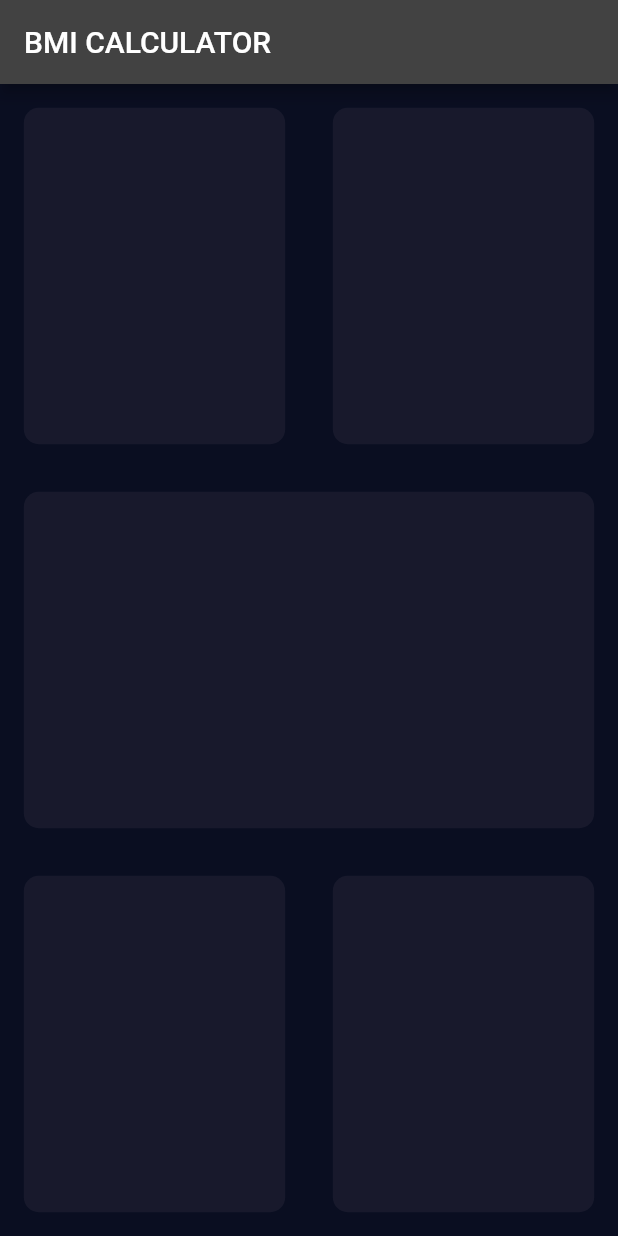
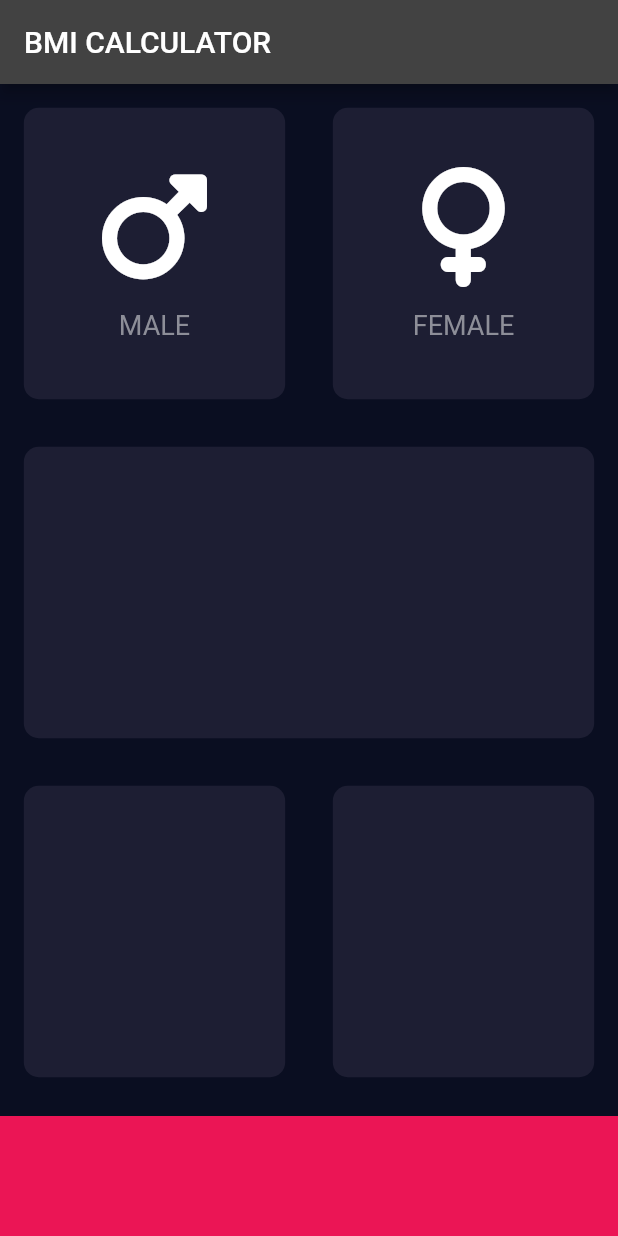
Before and after one commit to hammadyousuf/bmi_weight_managment_flutter, a Flutter app: the screen it shows after launch, on a phone screen of 412 x 824 dp. Run offline on Flutter 3.47's test engine with Material 2 defaults, Android fonts, the phone set to English and light mode, and no system bars; our stand-ins replace font_awesome_flutter.

Commit message:
extract files

```diff
--- a/lib/Imput_page.dart
+++ b/lib/Imput_page.dart
@@ -1,61 +1,70 @@
 import 'package:flutter/material.dart';
+import 'icon_content.dart';
+import 'package:bmi_weight_managment_flutter/reusable_card.dart';
+import 'package:font_awesome_flutter/font_awesome_flutter.dart';
+
+const bottomContainerHeight = 80.0;
+const activeCardColour = Color(0xFF1D1E33);
+const bottomContainerColour = Color(0xFFEB1555);
+
 class InputPage extends StatefulWidget {
   @override
   _InputPageState createState() => _InputPageState();
 }
+
 class _InputPageState extends State<InputPage> {
   @override
   Widget build(BuildContext context) {
     return Scaffold(
         appBar: AppBar(
-
           title: Text('BMI CALCULATOR'),
-
         ),
-      body:Column(
+        body: Column(
           children: <Widget>[
-          Expanded(child:Row(
+            Expanded(
+                child: Row(
               children: <Widget>[
-          Expanded(child:ReusableCard(colour: Color(0xFF1D1E3),)
+                Expanded(
+                    child: ReusableCard(
+                        colour: activeCardColour,
+                        cardChild: IconsContent(icon: FontAwesomeIcons.mars,
+                        label: 'MALE',
+                        )
+                    )),
+                Expanded(
+                    child: ReusableCard(
+                  colour: activeCardColour,
+                      cardChild: IconsContent(
+                        icon: FontAwesomeIcons.venus,
+                        label: 'FEMALE',
                       ),
-      Expanded(child:ReusableCard(colour: Color(0xFF1D1E3),)
-      ),
+                )),
               ],
             )),
-          Expanded(child:ReusableCard(colour: Color(0xFF1D1E3),)
-          ),
-          Expanded(child:Row(
+            Expanded(
+                child: ReusableCard(
+              colour: activeCardColour,
+            )),
+            Expanded(
+                child: Row(
               children: <Widget>[
-              Expanded(child:ReusableCard(colour: Color(0xFF1D1E3),)
-              ),
-              Expanded(child:ReusableCard(colour: Color(0xFF1D1E3),)
-              ),
+                Expanded(
+                    child: ReusableCard(
+                  colour: activeCardColour,
+                )),
+                Expanded(
+                    child: ReusableCard(
+                  colour: activeCardColour,
+                )),
               ],
             )),
-
-
+            Container(
+              color: bottomContainerColour,
+              margin: EdgeInsets.only(top: 10.0),
+              width: double.infinity,
+              height: bottomContainerHeight,
+            )
           ],
-      )
-
-    );
+        ));
   }
 }
-
-class ReusableCard extends StatelessWidget {
-
-  ReusableCard({@required this.colour});
-
-  final Color colour;
-
-  @override
-  Widget build(BuildContext context) {
-    return Container(
-      margin: EdgeInsets.all(15.9),
-      decoration: BoxDecoration(
-        color: colour,
-        borderRadius: BorderRadius.circular(10.0),
-      ),
-
-    );
-  }
-}
--- /dev/null
+++ b/lib/icon_content.dart
@@ -0,0 +1,33 @@
+import 'package:flutter/material.dart';
+
+const labelTextStyle = TextStyle(
+  fontSize: 18.0,
+  color: Color(0xFF8D8E98),
+);
+
+class IconsContent extends StatelessWidget {
+  IconsContent({this.icon, this.label});
+
+  final IconData icon;
+  final String label;
+
+  @override
+  Widget build(BuildContext context) {
+    return Column(
+      mainAxisAlignment: MainAxisAlignment.center,
+      children: <Widget>[
+        Icon(
+          icon,
+          size: 80.0,
+        ),
+        SizedBox(
+          height: 15.0,
+        ),
+        Text(
+          label,
+          style:labelTextStyle,
+        )
+      ],
+    );
+  }
+}
--- /dev/null
+++ b/lib/reusable_card.dart
@@ -0,0 +1,20 @@
+import 'package:flutter/material.dart';
+
+class ReusableCard extends StatelessWidget {
+  ReusableCard({@required this.colour, this.cardChild});
+
+  final Color colour;
+  final Widget cardChild;
+
+  @override
+  Widget build(BuildContext context) {
+    return Container(
+      child: cardChild,
+      margin: EdgeInsets.all(15.9),
+      decoration: BoxDecoration(
+        color: colour,
+        borderRadius: BorderRadius.circular(10.0),
+      ),
+    );
+  }
+}
--- a/pubspec.yaml
+++ b/pubspec.yaml
@@ -11,6 +11,7 @@ dependencies:
     sdk: flutter
 
   cupertino_icons: ^1.0.5
+  font_awesome_flutter: ^10.1.0
 
 dev_dependencies:
   flutter_test:
```
Also changed, not shown: pubspec.lock. Lines whose indentation alone changed are shown as unchanged.
